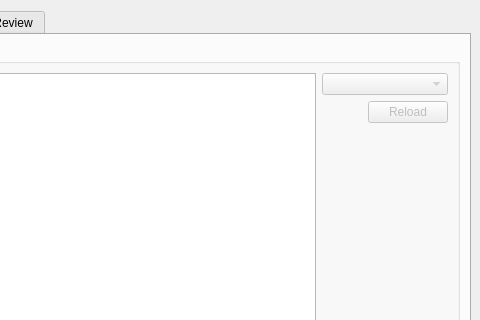
First picture: the form in app/main.ui, repository bauersmatthew/olf, before the edit; both pictures show x 130 to 610 and y 0 to 320 of the 610 by 758 pixel window.
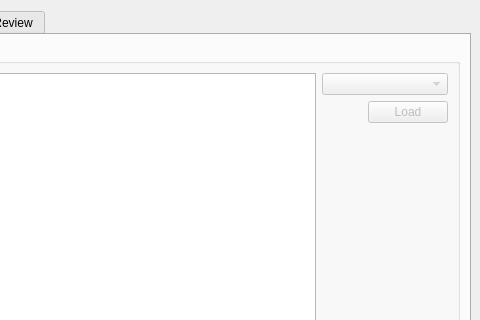
Second picture: the form after the edit. The open tabs and pages were chosen to show the change.

Commit message: Stop plans from generating on combobox change

```diff
--- a/app/main.ui
+++ b/app/main.ui
@@ -228,7 +228,7 @@
                 <bool>false</bool>
                </property>
                <property name="text">
-                <string>Reload</string>
+                <string>Load</string>
                </property>
               </widget>
              </item>
```
The commit also changes 2 other files.
